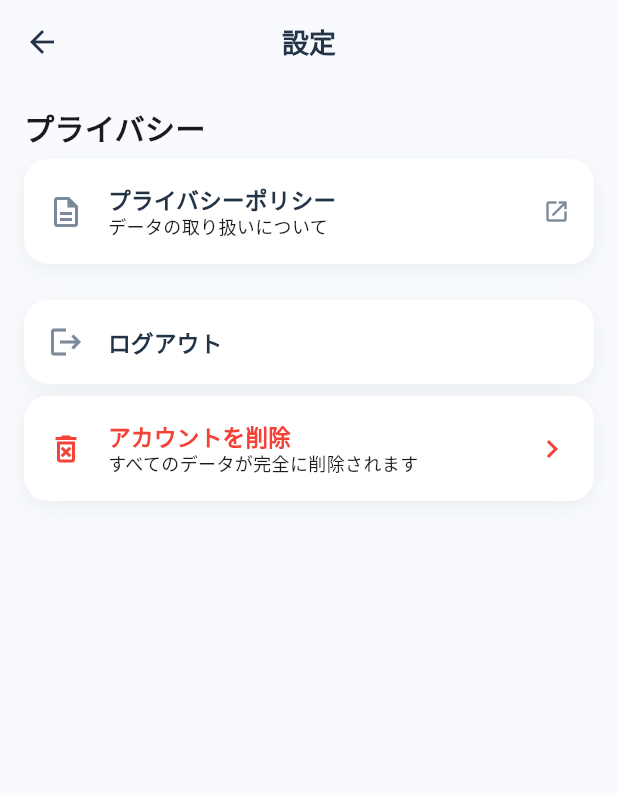
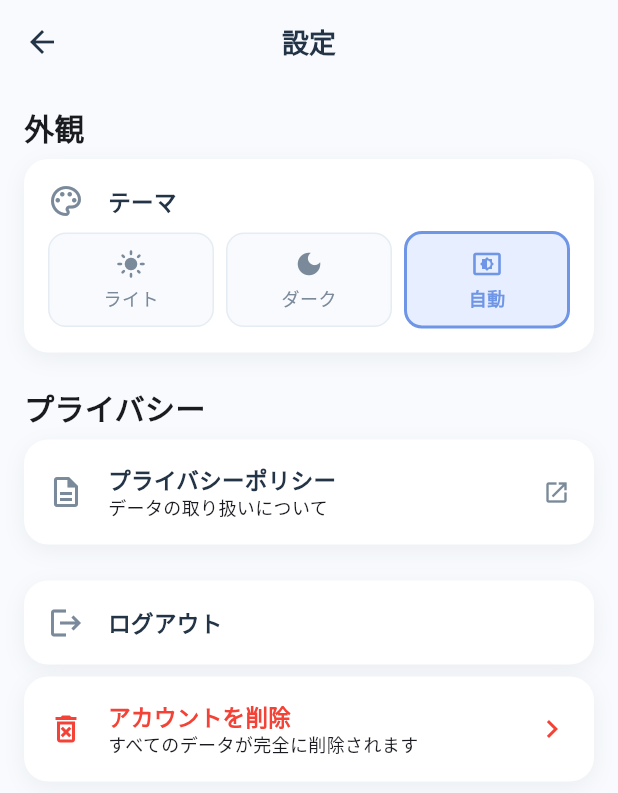
Before and after one commit to nuwaaaa/health-predictor, a Flutter app: the SettingsPage screen opened directly with empty values, on a phone screen of 412 x 824 dp. Shown: the top 793 px of the screen. Run offline on Flutter 3.47's test engine with Material 3 defaults, Android fonts, the phone set to English and light mode, and no system bars; our stand-ins replace cloud_firestore, firebase_auth, firebase_core, fl_chart, shared_preferences; missing offline and left inert: health; accounts and stored records are empty.

Commit message:
feat: 設定画面にテーマ切替（ライト/ダーク/自動）を追加
ThemeNotifierをValueNotifierで実装し、SharedPreferencesで永続化。
main.dartでValueListenableBuilderを使い即座にテーマ反映。
設定画面に「外観」セクションとして3択チップUIを追加。

https://claude.ai/code/session_01NEsNNrsR2HzgjNxV6S6c3g

```diff
--- a/lib/pages/settings_page.dart
+++ b/lib/pages/settings_page.dart
@@ -4,8 +4,10 @@ import 'package:flutter/foundation.dart' show defaultTargetPlatform, kDebugMode,
 import 'package:flutter/material.dart';
 import 'package:cloud_firestore/cloud_firestore.dart';
 import 'package:firebase_auth/firebase_auth.dart';
+import '../main.dart' show themeNotifier;
 import '../services/auth_service.dart';
 import '../services/firestore_service.dart';
+import '../services/theme_notifier.dart';
 import '../theme/app_theme.dart';
 import '../widgets/common_widgets.dart';
 
@@ -322,6 +324,13 @@ class _SettingsPageState extends State<SettingsPage> {
               const SizedBox(height: AppSpacing.lg),
             ],
 
+            // --- テーマ ---
+            SectionHeader(title: '外観'),
+            const SizedBox(height: AppSpacing.sm),
+            _themeSelector(),
+
+            const SizedBox(height: AppSpacing.lg),
+
             // --- プライバシー ---
             SectionHeader(title: 'プライバシー'),
             const SizedBox(height: AppSpacing.sm),
@@ -413,6 +422,100 @@ class _SettingsPageState extends State<SettingsPage> {
             ),
           ),
         ],
+      ),
+    );
+  }
+
+  Widget _themeSelector() {
+    return ValueListenableBuilder<ThemeMode>(
+      valueListenable: themeNotifier,
+      builder: (context, currentMode, _) {
+        return AppCard(
+          child: Column(
+            crossAxisAlignment: CrossAxisAlignment.start,
+            children: [
+              Row(
+                children: [
+                  Icon(Icons.palette_outlined, size: 24, color: context.textSubColor),
+                  const SizedBox(width: AppSpacing.md),
+                  Expanded(
+                    child: Text('テーマ',
+                        style: TextStyle(
+                            fontSize: 15,
+                            fontWeight: FontWeight.w600,
+                            color: context.textMainColor)),
+                  ),
+                ],
+              ),
+              const SizedBox(height: AppSpacing.sm),
+              Row(
+                children: [
+                  _themeChip(
+                    label: 'ライト',
+                    icon: Icons.light_mode,
+                    mode: ThemeMode.light,
+                    currentMode: currentMode,
+                  ),
+                  const SizedBox(width: AppSpacing.sm),
+                  _themeChip(
+                    label: 'ダーク',
+                    icon: Icons.dark_mode,
+                    mode: ThemeMode.dark,
+                    currentMode: currentMode,
+                  ),
+                  const SizedBox(width: AppSpacing.sm),
+                  _themeChip(
+                    label: '自動',
+                    icon: Icons.settings_brightness,
+                    mode: ThemeMode.system,
+                    currentMode: currentMode,
+                  ),
+                ],
+              ),
+            ],
+          ),
+        );
+      },
+    );
+  }
+
+  Widget _themeChip({
+    required String label,
+    required IconData icon,
+    required ThemeMode mode,
+    required ThemeMode currentMode,
+  }) {
+    final selected = mode == currentMode;
+    return Expanded(
+      child: GestureDetector(
+        onTap: () => themeNotifier.setThemeMode(mode),
+        child: AnimatedContainer(
+          duration: const Duration(milliseconds: 150),
+          padding: const EdgeInsets.symmetric(vertical: 10),
+          decoration: BoxDecoration(
+            color: selected ? context.primaryTintColor : context.bgColor,
+            borderRadius: BorderRadius.circular(AppRadii.button),
+            border: Border.all(
+              color: selected ? AppColors.primary : context.dividerColor,
+              width: selected ? 2 : 1,
+            ),
+          ),
+          child: Column(
+            children: [
+              Icon(icon, size: 20,
+                  color: selected ? AppColors.primary : context.textSubColor),
+              const SizedBox(height: 4),
+              Text(
+                label,
+                style: TextStyle(
+                  fontSize: 12,
+                  fontWeight: selected ? FontWeight.w600 : FontWeight.normal,
+                  color: selected ? AppColors.primary : context.textSubColor,
+                ),
+              ),
+            ],
+          ),
+        ),
       ),
     );
   }
```
Also changed, not shown: lib/main.dart (+10 -1 lines), lib/services/theme_notifier.dart (added, +59 -0 lines).
